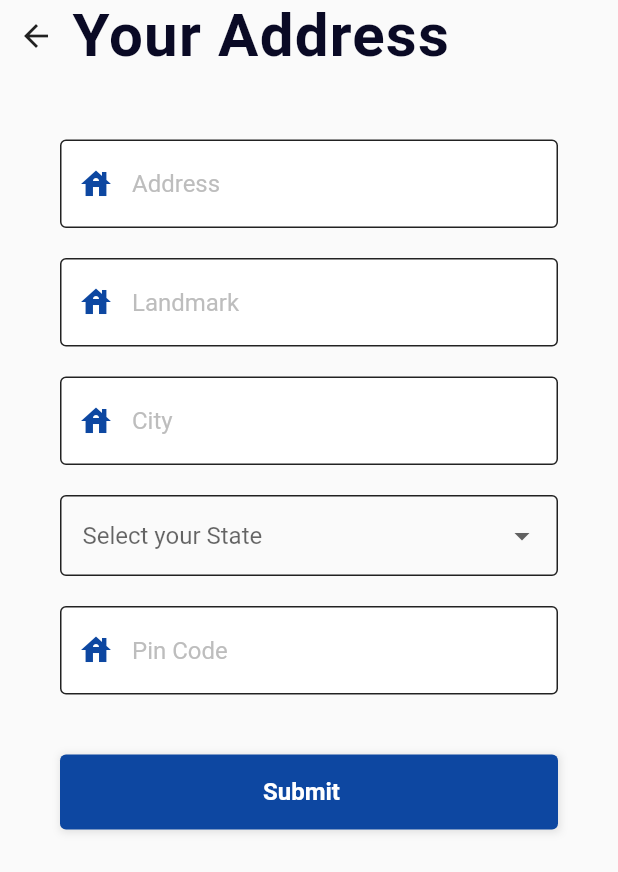
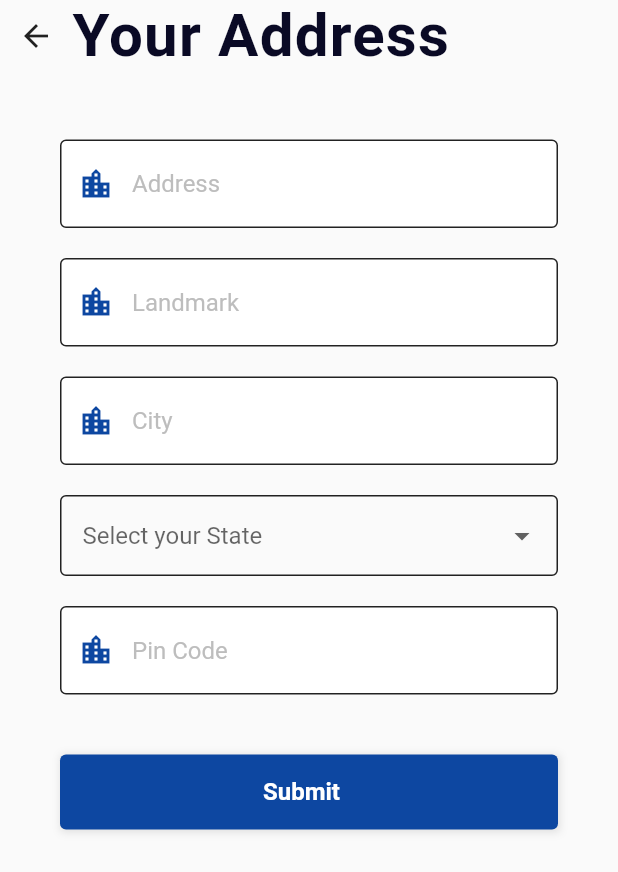
Before and after one commit to AJAYTONY/Flutter-Registration-Form, a Flutter app: the YourAddress screen opened directly, on a phone screen of 412 x 824 dp. Shown: the top 872 px of the screen. Run offline on Flutter 3.47's test engine with Material 2 defaults, Android fonts, the phone set to English and light mode, and no system bars; our stand-ins replace dropdown_button2, flutter_bloc, image_picker.

Commit message:
add icon

```diff
--- a/lib/screens/your_address/your_address.dart
+++ b/lib/screens/your_address/your_address.dart
@@ -105,7 +105,7 @@ class _YourAddressState extends State<YourAddress> with InputValidator {
             RegisterTextField(
               labelText: "",
               hintText: "Address",
-              leadingIcon: Icons.house,
+              leadingIcon: Icons.location_city,
               controller: addressController,
               textInputType: TextInputType.text,
               validator: validateAddress,
@@ -115,7 +115,7 @@ class _YourAddressState extends State<YourAddress> with InputValidator {
             RegisterTextField(
               labelText: "",
               hintText: "Landmark",
-              leadingIcon: Icons.house,
+              leadingIcon: Icons.location_city,
               controller: landmarkController,
               textInputType: TextInputType.text,
               validator: validateLandmark,
@@ -125,7 +125,7 @@ class _YourAddressState extends State<YourAddress> with InputValidator {
             RegisterTextField(
               labelText: "",
               hintText: "City",
-              leadingIcon: Icons.house,
+              leadingIcon: Icons.location_city,
               controller: cityController,
               textInputType: TextInputType.text,
               //validator: validateFirstName,
@@ -138,7 +138,7 @@ class _YourAddressState extends State<YourAddress> with InputValidator {
             RegisterTextField(
               labelText: "",
               hintText: "Pin Code",
-              leadingIcon: Icons.house,
+              leadingIcon: Icons.location_city,
               controller: zipcodeController,
               textInputType: TextInputType.number,
               validator: validatePinCode,
```
